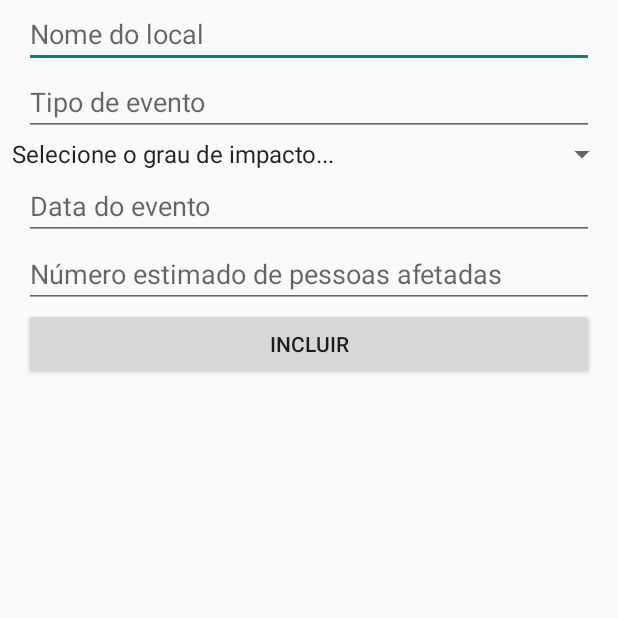
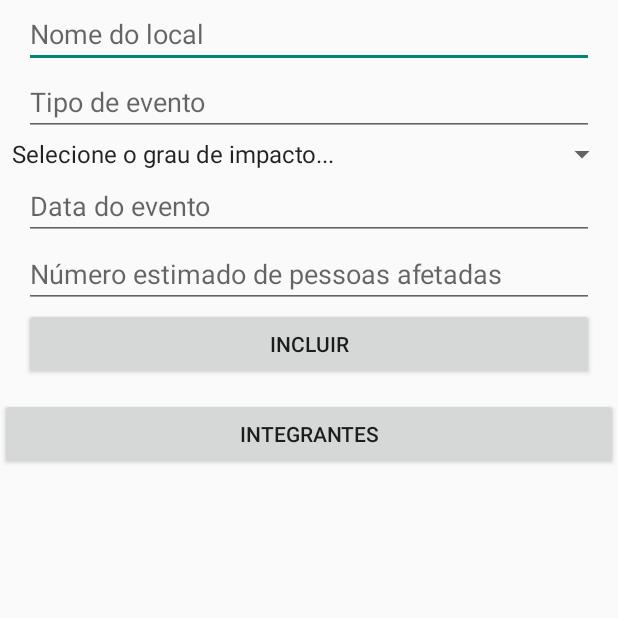
Before and after one commit to AmandaCornelsen/Extreme_Events_Monitor, an Android app built with Jetpack Compose: the screen it shows after launch (MainActivity), on a phone screen of 412 x 824 dp, the top half of it. Run offline under Robolectric (Android 15) with nearby library versions, the phone set to English and light mode, and no system bars.

Commit message:
atualizações

```diff
--- a/app/src/main/AndroidManifest.xml
+++ b/app/src/main/AndroidManifest.xml
@@ -13,12 +13,15 @@
         android:theme="@style/Theme.Alunos_rm98160_rm97760"
         tools:targetApi="31">
         <activity
+            android:name=".IntegrantesActivity" />
+        <activity
             android:name=".MainActivity"
             android:exported="true"
             android:label="@string/app_name"
             android:theme="@style/Theme.Alunos_rm98160_rm97760">
             <intent-filter>
                 <action android:name="android.intent.action.MAIN" />
+
                 <category android:name="android.intent.category.LAUNCHER" />
             </intent-filter>
         </activity>
--- a/app/src/main/java/amandacornelsen/github/com/alunos_rm98160_rm97760/MainActivity.kt
+++ b/app/src/main/java/amandacornelsen/github/com/alunos_rm98160_rm97760/MainActivity.kt
@@ -6,6 +6,7 @@ import androidx.appcompat.app.AppCompatActivity
 import androidx.recyclerview.widget.LinearLayoutManager
 import androidx.recyclerview.widget.RecyclerView
 import amandacornelsen.github.com.alunos_rm98160_rm97760.model.Evento
+import android.content.Intent
 
 class MainActivity : AppCompatActivity() {
     private lateinit var recyclerView: RecyclerView
@@ -21,6 +22,7 @@ class MainActivity : AppCompatActivity() {
         val dataEvento: EditText = findViewById(R.id.data)
         val eventos: EditText = findViewById(R.id.evento)
         val incluir: Button = findViewById(R.id.incluir)
+        val btnIntegrantes: Button = findViewById(R.id.Integrantes)
 
         val spinnerImpacto: Spinner = findViewById(R.id.spinnerImpacto)
         val adapterSpinner = ArrayAdapter.createFromResource(
@@ -100,5 +102,10 @@ class MainActivity : AppCompatActivity() {
             eventos.text.clear()
             spinnerImpacto.setSelection(0)
         }
+
+        btnIntegrantes.setOnClickListener {
+            val intent = Intent(this, IntegrantesActivity::class.java)
+            startActivity(intent)
+        }
     }
 }
--- a/app/src/main/res/layout/activity_main.xml
+++ b/app/src/main/res/layout/activity_main.xml
@@ -57,6 +57,13 @@
         android:layout_marginEnd="16dp"
         android:text="Incluir" />
 
+    <Button
+        android:id="@+id/Integrantes"
+        android:layout_width="match_parent"
+        android:layout_height="wrap_content"
+        android:text="Integrantes"
+        android:layout_marginTop="12dp"/>
+
     <androidx.recyclerview.widget.RecyclerView
         android:id="@+id/recyclerView"
         android:layout_width="match_parent"
--- a/app/src/main/res/values/strings.xml
+++ b/app/src/main/res/values/strings.xml
@@ -9,4 +9,5 @@
     </string-array>
 
     <string name="spinner_prompt">Escolha o grau de impacto</string>
+    <string name="title_activity_integrantes">IntegrantesActivity</string>
 </resources>
```
Also changed, not shown: app/src/main/java/amandacornelsen/github/com/alunos_rm98160_rm97760/IntegrantesActivity.kt (added, +11 -0 lines), app/src/main/res/layout/activity_integrantes.xml (added, +27 -0 lines), 7 other files.
